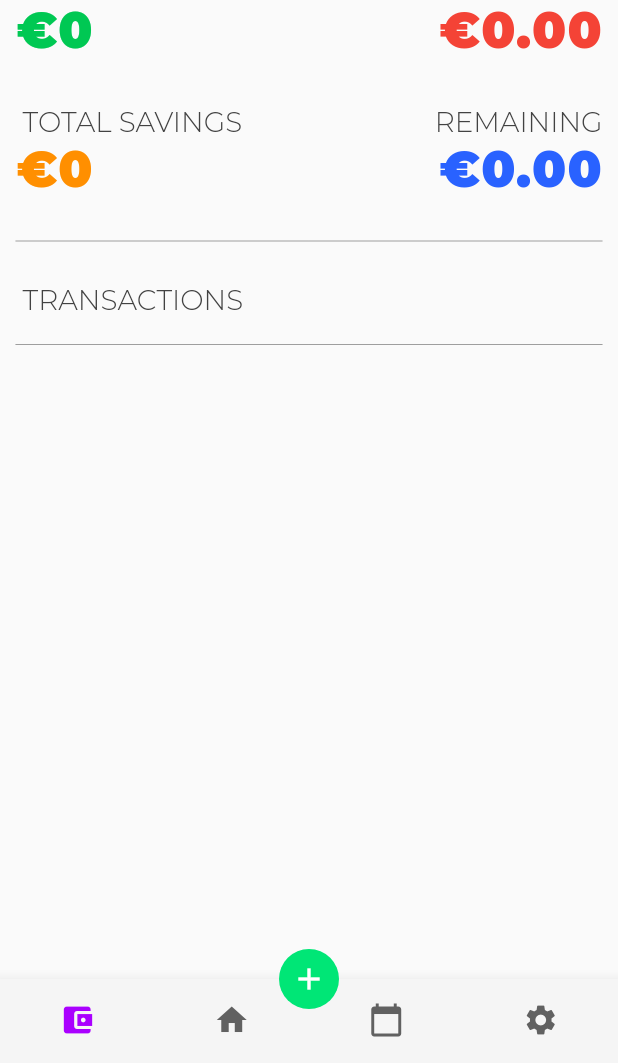
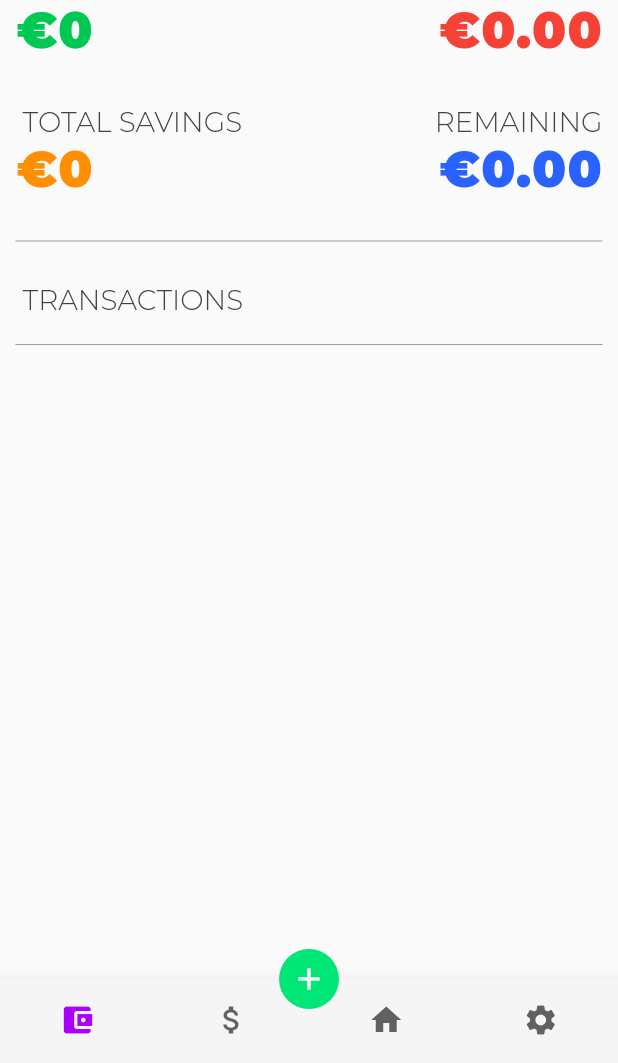
Before and after one commit to recoskyler/Budget, a Flutter app: the screen it shows after launch, on a phone screen of 412 x 824 dp, the part 173-1236 px from its top. Run offline on Flutter 3.47's test engine with Material 2 defaults, Android fonts, the phone set to English and light mode, and no system bars; our stand-ins replace carousel_slider, flutter_masked_text, shared_preferences; missing offline and left inert: gradient_text; project files that could hold a hidden picture were left out.

```diff
--- a/lib/modules/global.dart
+++ b/lib/modules/global.dart
@@ -103,6 +103,7 @@ TextStyle tfHintStyle = new TextStyle(
 // * DESC/LANG
 
 List<String> transactionDescriptions;
+List<String> monthNames;
 
 List<String> languages = [
     "English",
--- a/lib/modules/settings.dart
+++ b/lib/modules/settings.dart
@@ -88,7 +88,7 @@ Future<bool> saveSettings() async {
 }
 
 void loadSettings() {
-    initTransactionDescriptions();
+    initDescriptions();
 
     try {
         String _s = settingsStorage.getString("settings");
--- a/lib/screens/home_screen/home_screen.dart
+++ b/lib/screens/home_screen/home_screen.dart
@@ -210,13 +210,13 @@ class _MyApp extends State<MySApp> {
 
         if (bodiesInWater.length == 0) {
             bodiesInWater.add(BudgetScreen(renewFixedPayments: renewFixedPayments, onTransactionItemClick: onTransactionItemClick, renewTransactions: renewTransactions, openEditPage: openEditPage));
+            bodiesInWater.add(SubsScreen(onTransactionItemClick: onSubsItemClick, renewTransactions: renewTransactions));
             bodiesInWater.add(RentScreen(controller: controller));
-            bodiesInWater.add(SubsScreen(onTransactionItemClick: onSubsItemClick, renewTransactions: renewTransactions));
             bodiesInWater.add(SettingsScreen(themeButtonFunction: themeButtonPressed));
         } else {
             bodiesInWater[0] = (BudgetScreen(renewFixedPayments: renewFixedPayments, onTransactionItemClick: onTransactionItemClick, renewTransactions: renewTransactions, openEditPage: openEditPage));
-            bodiesInWater[1] = (RentScreen(controller: controller));
-            bodiesInWater[2] = (SubsScreen(onTransactionItemClick: onSubsItemClick, renewTransactions: renewFixedPayments));
+            bodiesInWater[1] = (SubsScreen(onTransactionItemClick: onSubsItemClick, renewTransactions: renewFixedPayments));
+            bodiesInWater[2] = (RentScreen(controller: controller));
             bodiesInWater[3] = (SettingsScreen(themeButtonFunction: themeButtonPressed, resetSettingsAction: resetSettingsAction));
         }
 
@@ -224,13 +224,13 @@ class _MyApp extends State<MySApp> {
 
         if (headsInWater.length == 0) {
             headsInWater.add(budgetHead(context));
+            headsInWater.add(subsHead());
             headsInWater.add(rentHead(context));
-            headsInWater.add(subsHead());
             headsInWater.add(settingsHead());
         } else {
             headsInWater[0] = (budgetHead(context));
-            headsInWater[1] = (rentHead(context));
-            headsInWater[2] = (subsHead());
+            headsInWater[1] = (subsHead());
+            headsInWater[2] = (rentHead(context));
             headsInWater[3] = (settingsHead());
         }
 
@@ -238,13 +238,13 @@ class _MyApp extends State<MySApp> {
 
         if (buttonsInWater.length == 0) {
             buttonsInWater.add(BudgetButton(onActionPressed: onActionPressed));
+            buttonsInWater.add(SubsButton(onActionPressed: onSubsActionPressed));
             buttonsInWater.add(RentButton(onActionPressed: onRentActionPressed));
-            buttonsInWater.add(SubsButton(onActionPressed: onSubsActionPressed));
             buttonsInWater.add(Container());
         } else {
             buttonsInWater[0] = (BudgetButton(onActionPressed: onActionPressed));
-            buttonsInWater[1] = (RentButton(onActionPressed: onRentActionPressed));
-            buttonsInWater[2] = (SubsButton(onActionPressed: onSubsActionPressed));
+            buttonsInWater[1] = (SubsButton(onActionPressed: onSubsActionPressed));
+            buttonsInWater[2] = (RentButton(onActionPressed: onRentActionPressed));
             buttonsInWater[3] = (Container());
         }
 
@@ -264,11 +264,11 @@ class _MyApp extends State<MySApp> {
                         title: Text("", style: TextStyle(fontSize: 0))
                     ),
                     BottomNavigationBarItem(
-                        icon: Icon(Icons.home),
+                        icon: Icon(Icons.attach_money),
                         title: Text("", style: TextStyle(fontSize: 0))
                     ),
                     BottomNavigationBarItem(
-                        icon: Icon(Icons.calendar_today),
+                        icon: Icon(Icons.home),
                         title: Text("", style: TextStyle(fontSize: 0))
                     ),
                     BottomNavigationBarItem(
--- a/lib/screens/settings_screen/settings_screen.dart
+++ b/lib/screens/settings_screen/settings_screen.dart
@@ -234,7 +234,7 @@ class _SettingsScreenState extends State<SettingsScreen> {
                             setState(() {
                                 settingsStorage.setInt("lang", languages.indexOf(_newVal)).then((_) {
                                     lBase.load(languageLocales[settingsStorage.getInt("lang")]).then((_) {
-                                        initTransactionDescriptions();
+                                        initDescriptions();
                                     });
                                 });
                             });
--- a/pubspec.yaml
+++ b/pubspec.yaml
@@ -14,7 +14,7 @@ description: A simple budget and rent management app.
 # https://developer.apple.com/library/archive/documentation/General/Reference/InfoPlistKeyReference/Articles/CoreFoundationKeys.html
 
 
-version: 1.0.0+7
+version: 1.0.0+8
 
 
 environment:
```
Also changed, not shown: lib/modules/functions.dart (+16 -1 lines), lib/screens/stats_screen/stats_screen.dart (+30 -5 lines), locales/EN.json (+14 -0 lines), locales/TR.json (+14 -0 lines), locales/desc.json (+14 -0 lines), lib/generated/locale_base.dart.
